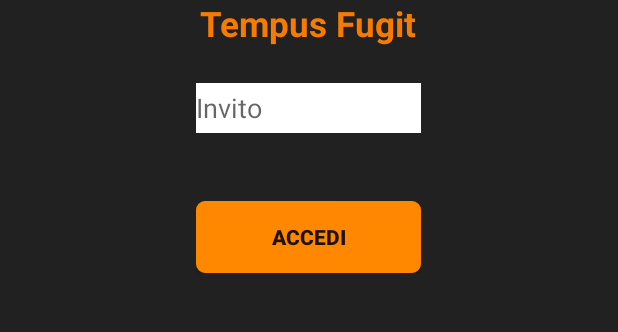
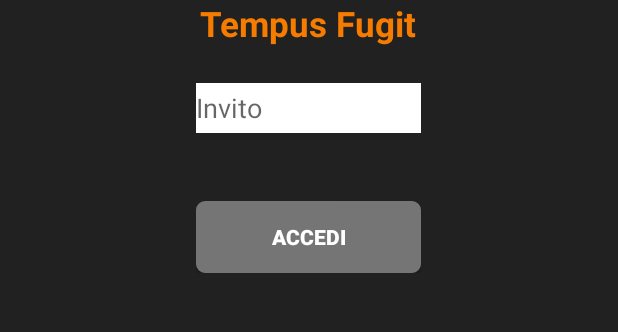
Before and after one commit to GiovanniBalestrieri/ChronosBeta, an Android app: the layout code.xml on its own in the app's theme, with its tools: preview values and no code run, on a phone screen of 412 x 824 dp, the part 594-926 px from its top. Run offline under Robolectric (Android 15) with nearby library versions, the light colour scheme and no system bars.

Commit message:
- aligned

```diff
--- a/app/src/main/res/drawable/button_selector.xml
+++ b/app/src/main/res/drawable/button_selector.xml
@@ -10,15 +10,15 @@
     <item android:state_focused="true">
         <shape android:shape="rectangle"  >
             <corners android:radius="5dp" />
-            <stroke android:width="1dip" android:color="#971E05" />
-            <solid android:color="#58857e"/>
+            <stroke android:width="1dip" android:color="#757575" />
+            <solid android:color="#757575"/>
         </shape>
     </item>
     <item >
         <shape android:shape="rectangle"  >
             <corners android:radius="5dp" />
-            <stroke android:width="1dip" android:color="@color/darkorange" />
-            <gradient android:angle="-90" android:startColor="@color/darkorange" android:endColor="@color/darkorange" />
+            <stroke android:width="1dip" android:color="#757575" />
+            <gradient android:angle="-90" android:startColor="#757575" android:endColor="#757575" />
         </shape>
     </item>
 </selector>
--- a/app/src/main/res/layout/code.xml
+++ b/app/src/main/res/layout/code.xml
@@ -6,6 +6,12 @@
     android:layout_centerInParent="true"
     android:background="#212121"
     android:gravity="center">
+
+
+    <LinearLayout
+        android:layout_width="wrap_content"
+        android:layout_height="wrap_content"
+        android:orientation="vertical">
 
         <LinearLayout
             android:layout_width="wrap_content"
@@ -31,6 +37,7 @@
 
 
                 <EditText
+                    android:layout_gravity="center"
                     android:id="@+id/code"
                     android:maxLength="6"
                     android:hint="Invito"
@@ -48,6 +55,7 @@
 
                     <Button
                         android:text="Accedi"
+                        android:textColor="@color/white"
                         android:textStyle="bold"
                         android:background="@drawable/button_selector"
                         android:layout_width="150dp"
@@ -61,4 +69,32 @@
 
         </LinearLayout>
 
+<!--
+        <LinearLayout android:id="@+id/luogoButtonLayout"
+            android:layout_width="fill_parent"
+            android:layout_height="50dp"
+            android:layout_alignParentBottom="true"
+            android:orientation="horizontal"
+            android:background="#757575"
+            android:layout_gravity="center_horizontal|center_vertical"
+            android:gravity="center_vertical">
+
+            <TextView
+                android:id="@+id/luogoPokPage"
+                android:layout_width="0dip"
+                android:layout_height="wrap_content"
+                android:text="Dove"
+                android:textColor="#ffffff"
+                android:textSize="18sp"
+                android:textStyle="bold"
+                android:layout_weight="1"
+                android:gravity="center"/>
+
+
+        </LinearLayout>
+
+        -->
+
+    </LinearLayout>
+
 </RelativeLayout>
```
Lines whose indentation alone changed are shown as unchanged.
